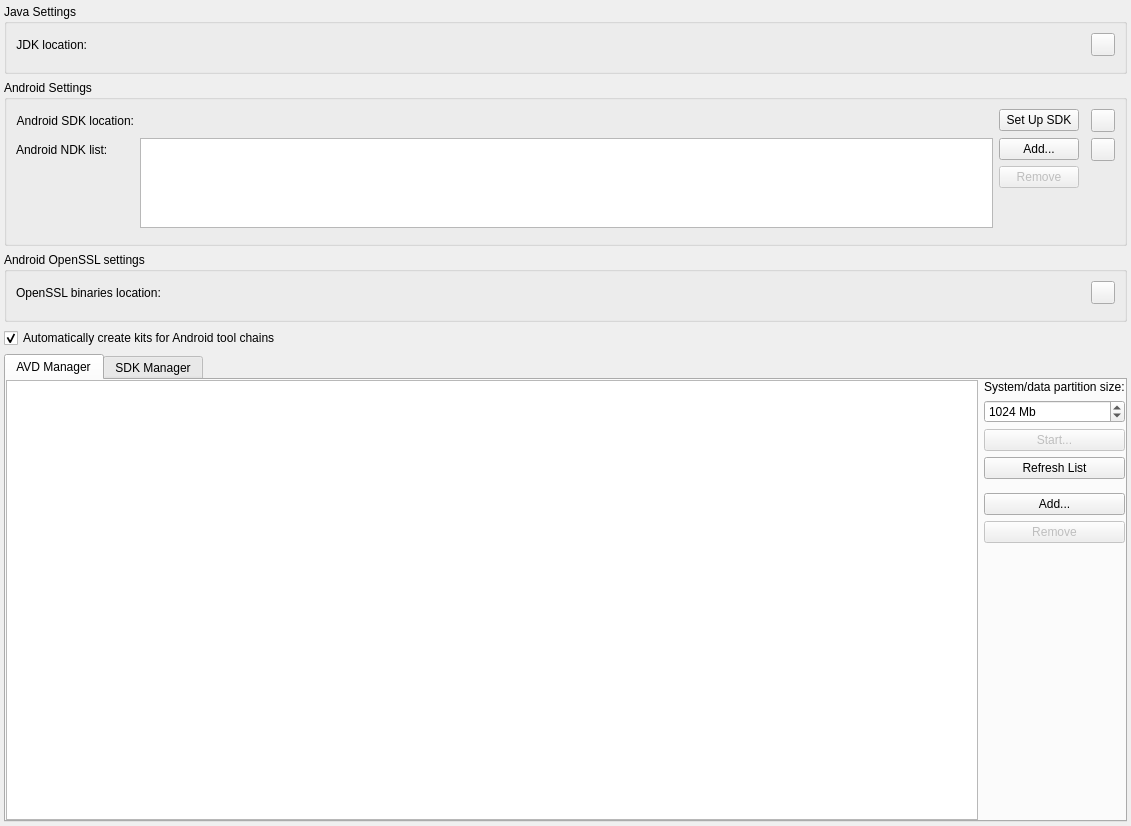
Above: src/plugins/android/androidsettingswidget.ui from qt-creator/qt-creator before the change. Below: the same form after it.
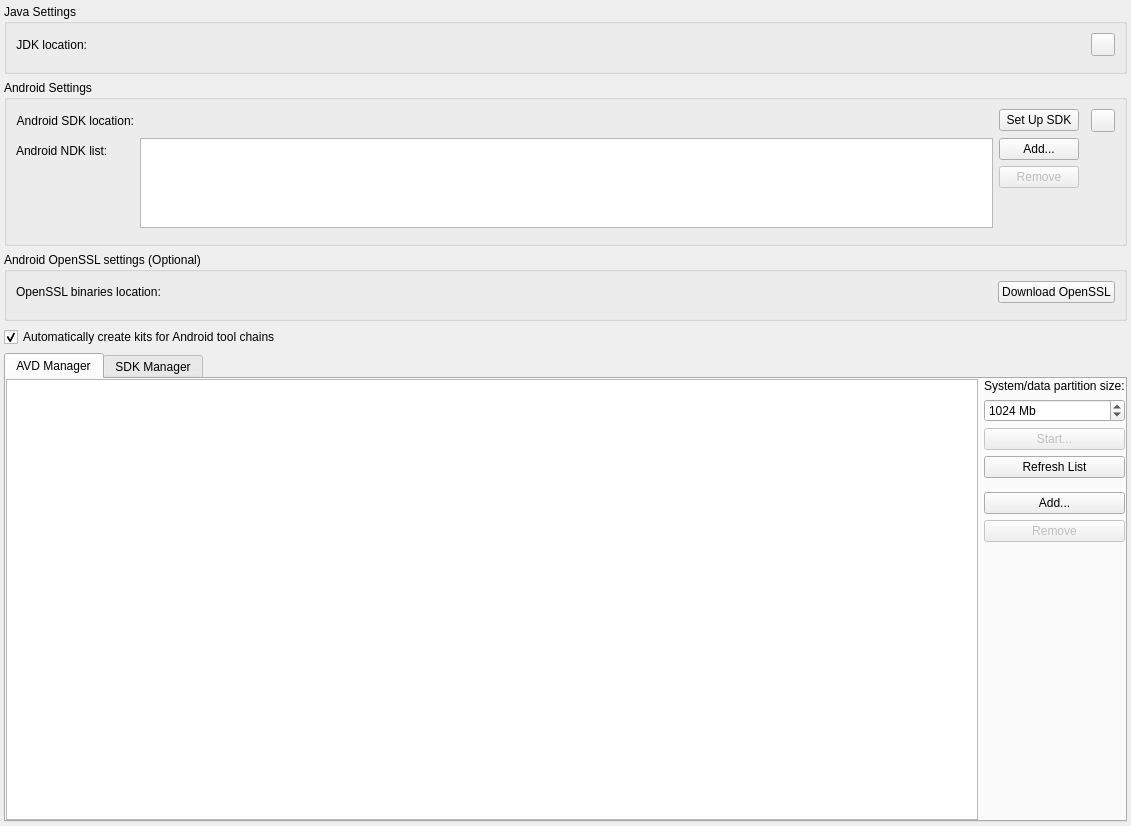
That is the form after the change. Custom widgets are drawn as their Qt base class.

Commit message: Android: use text button for openssl download instead of icon only

What changed in the file:
```diff
--- a/src/plugins/android/androidsettingswidget.ui
+++ b/src/plugins/android/androidsettingswidget.ui
@@ -239,16 +239,6 @@
             </property>
            </widget>
           </item>
-          <item row="2" column="6">
-           <widget class="QToolButton" name="downloadNDKToolButton">
-            <property name="toolTip">
-             <string>Open Android NDK download URL in the system's browser.</string>
-            </property>
-            <property name="text">
-             <string/>
-            </property>
-           </widget>
-          </item>
           <item row="0" column="1">
            <widget class="Utils::PathChooser" name="SDKLocationPathChooser" native="true"/>
           </item>
@@ -265,7 +255,7 @@
        <item>
         <widget class="QGroupBox" name="groupBox_2">
          <property name="title">
-          <string>Android OpenSSL settings</string>
+          <string>Android OpenSSL settings (Optional)</string>
          </property>
          <layout class="QGridLayout" name="gridLayout_2">
           <item row="0" column="0">
@@ -281,26 +271,32 @@
             </property>
            </widget>
           </item>
-          <item row="0" column="1">
+          <item row="1" column="0" colspan="4">
+           <widget class="Utils::DetailsWidget" name="openSslDetailsWidget" native="true"/>
+          </item>
+          <item row="0" column="3">
+           <widget class="QPushButton" name="downloadOpenSSLPrebuiltLibs">
+            <property name="sizePolicy">
+             <sizepolicy hsizetype="Fixed" vsizetype="Fixed">
+              <horstretch>0</horstretch>
+              <verstretch>0</verstretch>
+             </sizepolicy>
+            </property>
+            <property name="toolTip">
+             <string>Automatically download OpenSSL prebuilt libraries. If the automatic download fails, Qt Creator proposes to open the download URL in the system's browser for manual download.</string>
+            </property>
+            <property name="text">
+             <string>Download OpenSSL</string>
+            </property>
+           </widget>
+          </item>
+          <item row="0" column="1" colspan="2">
            <widget class="Utils::PathChooser" name="openSslPathChooser" native="true">
             <property name="toolTip">
              <string>Select the path of the prebuilt OpenSSL binaries.</string>
             </property>
            </widget>
           </item>
-          <item row="0" column="2">
-           <widget class="QToolButton" name="downloadOpenSSLPrebuiltLibs">
-            <property name="toolTip">
-             <string>Automatically download OpenSSL prebuilt libraries. If the automatic download fails, the download URL will be opened in the system's browser for manual download.</string>
-            </property>
-            <property name="text">
-             <string/>
-            </property>
-           </widget>
-          </item>
-          <item row="1" column="0" colspan="3">
-           <widget class="Utils::DetailsWidget" name="openSslDetailsWidget" native="true"/>
-          </item>
          </layout>
         </widget>
        </item>
```
The commit also changes 1 other file.
